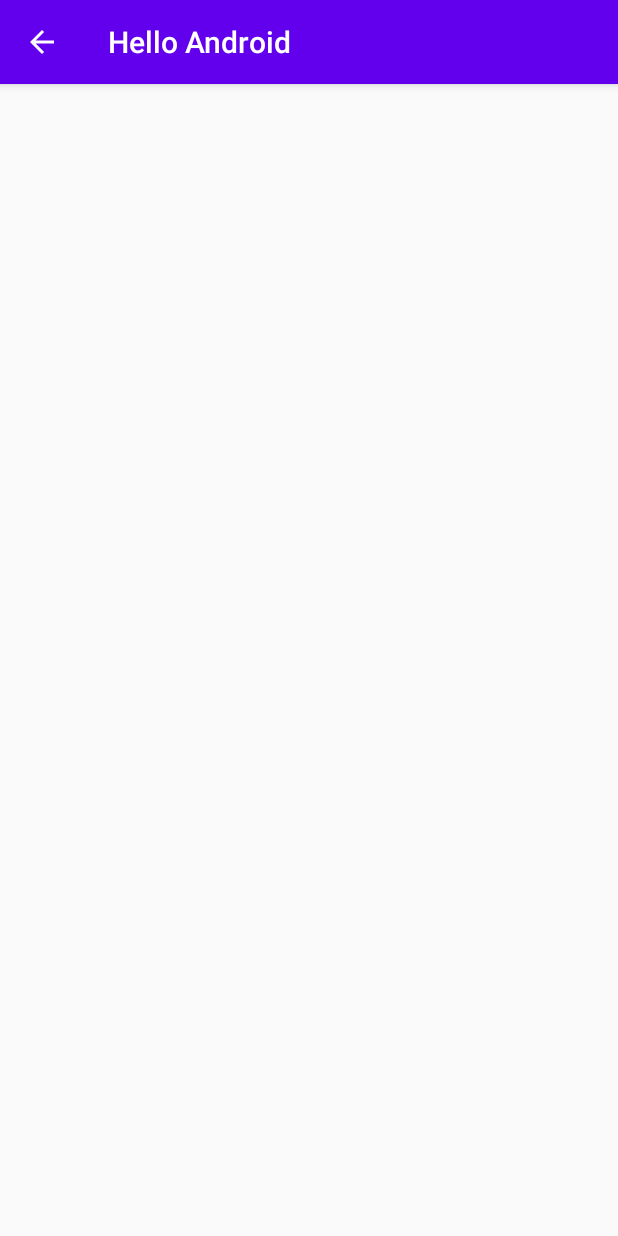
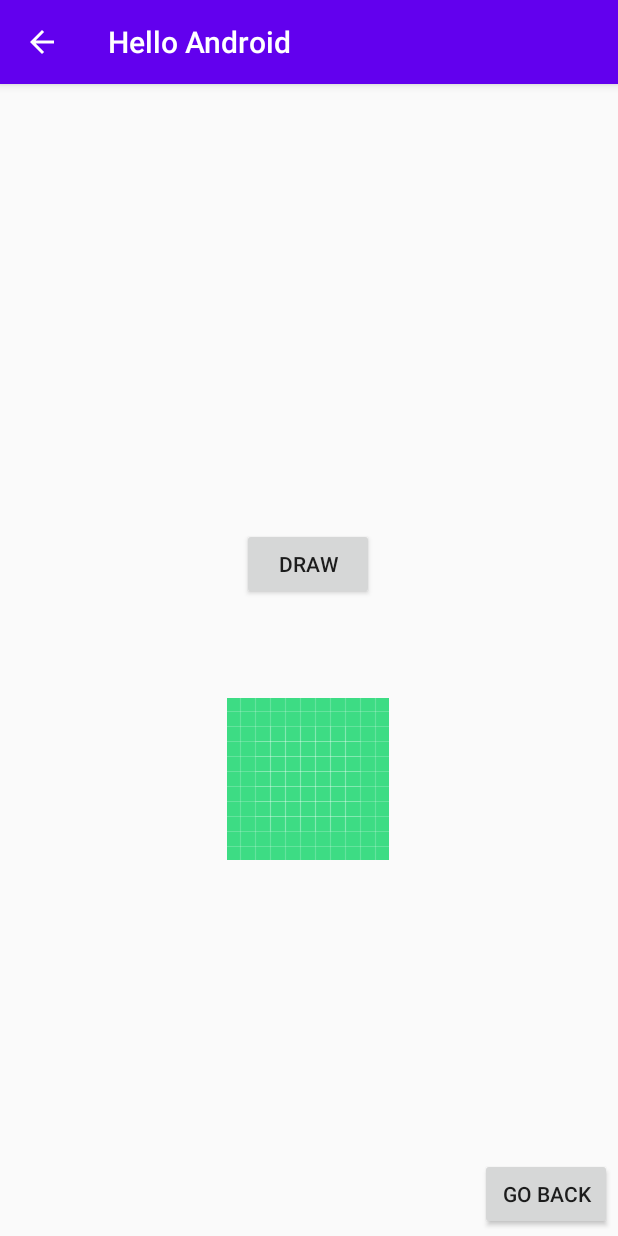
Before and after one commit to zhoumary/HelloAndroid, an Android app: the DisplayMessageActivity screen opened directly, with no data from a screen before it, on a phone screen of 412 x 824 dp. Run offline under Robolectric (Android 15) with nearby library versions, the phone set to English and light mode, and no system bars.

Commit message:
commit all

```diff
--- a/app/src/main/res/layout/activity_display_message.xml
+++ b/app/src/main/res/layout/activity_display_message.xml
@@ -11,10 +11,56 @@
         android:layout_width="wrap_content"
         android:layout_height="wrap_content"
         android:layout_marginTop="16dp"
-        android:text="TextView"
+        android:text="@string/textview"
         android:textColor="#2196F3"
         android:textSize="16sp"
         app:layout_constraintEnd_toEndOf="parent"
         app:layout_constraintStart_toStartOf="parent"
         app:layout_constraintTop_toTopOf="parent" />
+
+    <Button
+        android:id="@+id/button2"
+        android:layout_width="wrap_content"
+        android:layout_height="wrap_content"
+        android:layout_marginEnd="4dp"
+        android:layout_marginRight="4dp"
+        android:layout_marginBottom="4dp"
+        android:onClick="goBack"
+        android:text="@string/go_back"
+        app:layout_constraintBottom_toBottomOf="parent"
+        app:layout_constraintEnd_toEndOf="parent" />
+
+    <Button
+        android:id="@+id/button3"
+        android:layout_width="wrap_content"
+        android:layout_height="wrap_content"
+        android:layout_marginStart="16dp"
+        android:layout_marginLeft="16dp"
+        android:layout_marginTop="258dp"
+        android:layout_marginEnd="16dp"
+        android:layout_marginRight="16dp"
+        android:layout_marginBottom="387dp"
+        android:onClick="goDraw"
+        android:text="@string/draw"
+        app:layout_constraintBottom_toBottomOf="parent"
+        app:layout_constraintEnd_toEndOf="parent"
+        app:layout_constraintHorizontal_bias="0.498"
+        app:layout_constraintStart_toStartOf="parent"
+        app:layout_constraintTop_toBottomOf="@+id/textView2"
+        app:layout_constraintVertical_bias="0.0" />
+
+    <ImageView
+        android:id="@+id/imageView"
+        android:layout_width="wrap_content"
+        android:layout_height="wrap_content"
+        android:layout_marginTop="65dp"
+        android:layout_marginBottom="258dp"
+        android:contentDescription="@string/draw"
+        app:layout_constraintBottom_toTopOf="@+id/button2"
+        app:layout_constraintEnd_toEndOf="parent"
+        app:layout_constraintHorizontal_bias="0.498"
+        app:layout_constraintStart_toStartOf="parent"
+        app:layout_constraintTop_toBottomOf="@+id/button3"
+        app:layout_constraintVertical_bias="0.0"
+        app:srcCompat="@drawable/ic_launcher_background" />
 </androidx.constraintlayout.widget.ConstraintLayout>
--- a/app/src/main/res/values/colors.xml
+++ b/app/src/main/res/values/colors.xml
@@ -3,4 +3,6 @@
     <color name="colorPrimary">#6200EE</color>
     <color name="colorPrimaryDark">#3700B3</color>
     <color name="colorAccent">#03DAC5</color>
+
+    <color name="black_overlay">#66000000</color>
 </resources>
--- a/app/src/main/res/values/strings.xml
+++ b/app/src/main/res/values/strings.xml
@@ -2,4 +2,10 @@
     <string name="app_name">Hello Android</string>
     <string name="edit_message">Enter a message</string>
     <string name="button_send">Send</string>
+    <string name="go_back">Go Back</string>
+    <string name="title_activity_draw">FullscreenActivity</string>
+    <string name="dummy_button">Dummy Button</string>
+    <string name="dummy_content">DUMMY\nCONTENT</string>
+    <string name="draw">Draw</string>
+    <string name="textview">Text View</string>
 </resources>
--- a/app/src/main/res/values/styles.xml
+++ b/app/src/main/res/values/styles.xml
@@ -7,4 +7,16 @@
         <item name="colorAccent">@color/colorAccent</item>
     </style>
 
+    <style name="FullscreenTheme" parent="AppTheme">
+        <item name="android:actionBarStyle">@style/FullscreenActionBarStyle</item>
+        <item name="android:windowActionBarOverlay">true</item>
+        <item name="android:windowBackground">@null</item>
+        <item name="metaButtonBarStyle">?android:attr/buttonBarStyle</item>
+        <item name="metaButtonBarButtonStyle">?android:attr/buttonBarButtonStyle</item>
+    </style>
+
+    <style name="FullscreenActionBarStyle" parent="Widget.AppCompat.ActionBar">
+        <item name="android:background">@color/black_overlay</item>
+    </style>
+
 </resources>
```
Also changed, not shown: app/build.gradle (+19 -0 lines), app/src/main/AndroidManifest.xml (+14 -4 lines), app/src/main/java/com/example/helloandroid/DisplayMessageActivity.java (+25 -1 lines), app/src/main/java/com/example/helloandroid/DrawActivity.java (added, +176 -0 lines), app/src/main/java/com/example/helloandroid/MainActivity.java (+18 -1 lines), app/src/main/res/layout/activity_draw.xml (added, +53 -0 lines), app/src/main/res/values/attrs.xml (added, +12 -0 lines).
